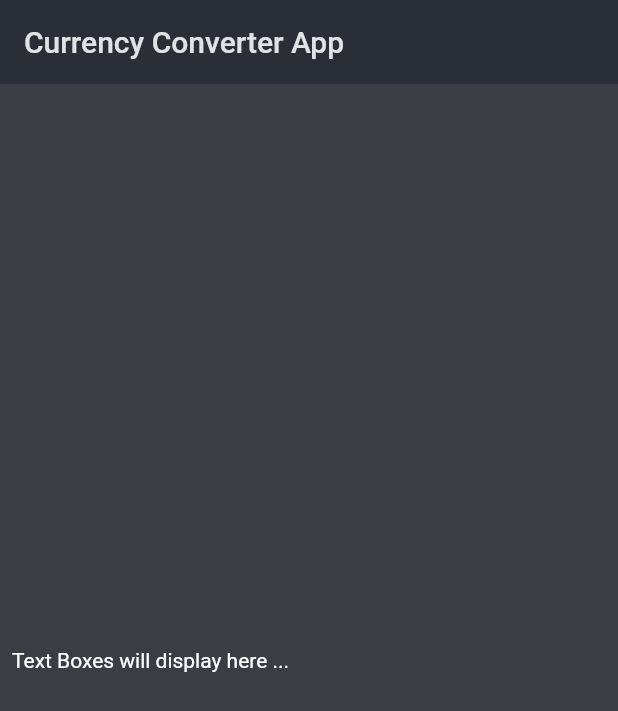
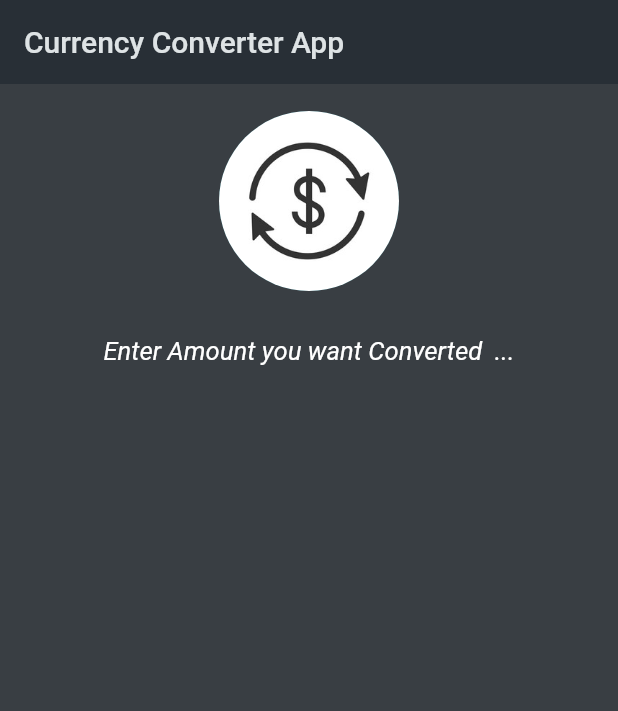
Before and after one commit to notrayo/currency-converter, a Flutter app: the screen it shows after launch, on a phone screen of 412 x 824 dp. Shown: the top 711 px of the screen. Run offline on Flutter 3.47's test engine with Material 2 defaults, Android fonts, the phone set to English and light mode, and no system bars.

Commit message:
added logo as an avatar circle

```diff
--- a/lib/Screens/home_screen.dart
+++ b/lib/Screens/home_screen.dart
@@ -16,12 +16,26 @@ class _HomeScreenState extends State<HomeScreen> {
       ),
       body: Padding(
           padding: const EdgeInsets.all(8.0),
-          child: Column(
-            mainAxisAlignment: MainAxisAlignment.center,
-            children: <Widget>[
-              // Image.asset('assets/images/logo 3.jpeg'),
-              const Text('Text Boxes will display here ...')
-            ],
+          child: Center(
+            child: Column(
+              crossAxisAlignment: CrossAxisAlignment.center,
+              children: const <Widget>[
+                SizedBox(
+                  height: 10,
+                ),
+                CircleAvatar(
+                  backgroundImage: AssetImage('assets/images/logo 4.jpg'),
+                  radius: 60,
+                ),
+                SizedBox(
+                  height: 30,
+                ),
+                Text(
+                  'Enter Amount you want Converted  ...',
+                  style: TextStyle(fontSize: 17, fontStyle: FontStyle.italic),
+                ),
+              ],
+            ),
           )),
     );
   }
--- a/pubspec.yaml
+++ b/pubspec.yaml
@@ -64,6 +64,7 @@ flutter:
     - assets/images/logo 1.png
     - assets/images/logo 2.png
     - assets/images/logo 3.jpeg
+    - assets/images/logo 4.jpg
 
   # An image asset can refer to one or more resolution-specific "variants", see
   # https://flutter.dev/assets-and-images/#resolution-aware
```
Also changed, not shown: assets/images/logo 4.jpg (added).
